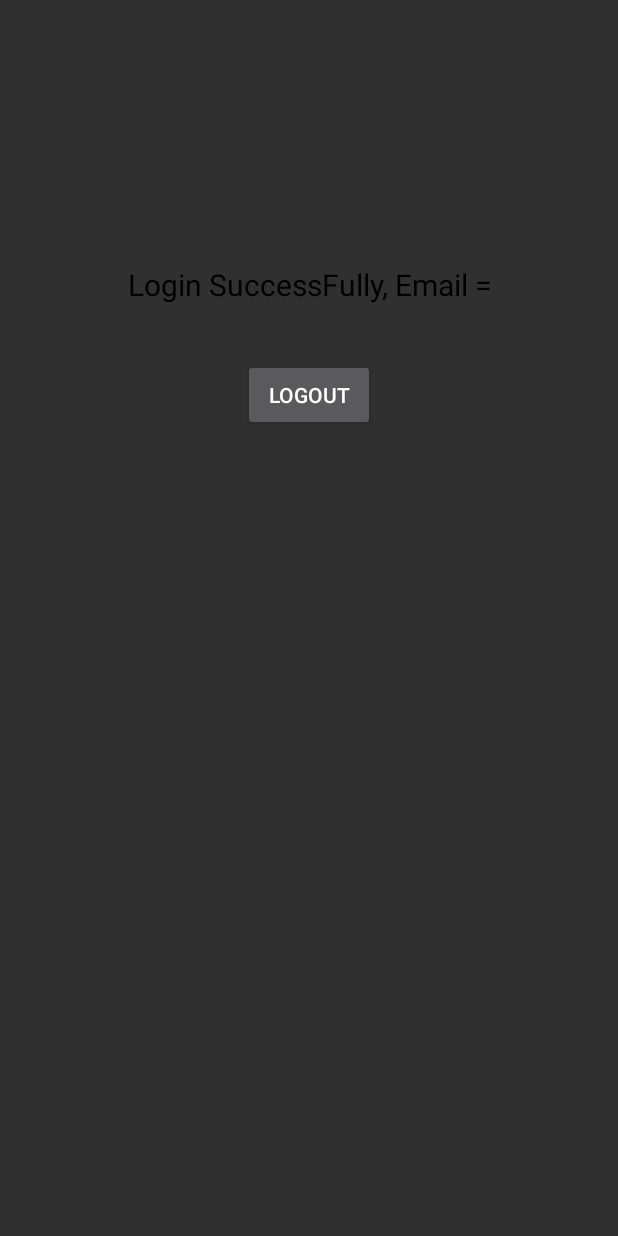
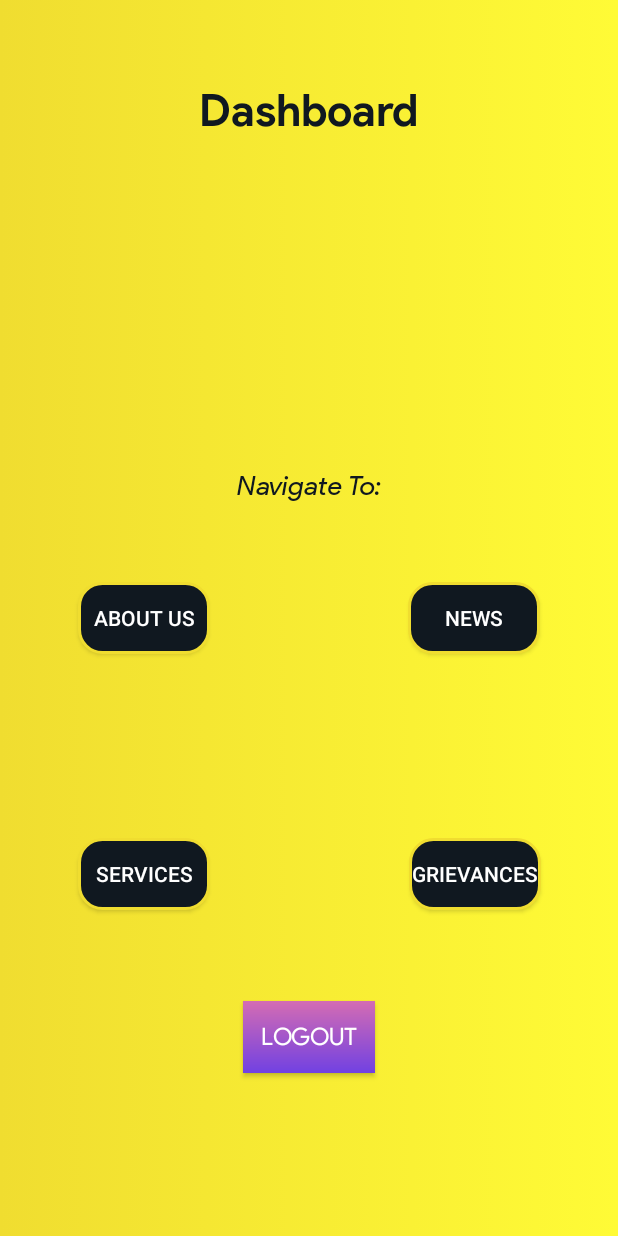
Before and after one commit to the-rebooted-coder/GAIL-Officer-s-Association, an Android app: the layout activity_dashboard.xml on its own in the app's theme, with its tools: preview values and no code run, on a phone screen of 412 x 824 dp. Run offline under Robolectric (Android 15) with nearby library versions, the phone set to English and light mode, and no system bars.

Commit message:
Added the Main DashBoard

```diff
--- a/app/build.gradle
+++ b/app/build.gradle
@@ -35,4 +35,5 @@ dependencies {
     testImplementation 'junit:junit:4.12'
     androidTestImplementation 'androidx.test.ext:junit:1.1.1'
     androidTestImplementation 'androidx.test.espresso:espresso-core:3.2.0'
+    implementation 'com.android.support.constraint:constraint-layout:1.1.3'
 }
--- a/app/src/main/java/com/aaxena/gailofficersassociation/Getter.java
+++ b/app/src/main/java/com/aaxena/gailofficersassociation/Getter.java
@@ -47,7 +47,6 @@ public class Getter extends AppCompatActivity {
                             saveData();
                         Intent i = new Intent(Getter.this, Email.class);
                         startActivity(i);
-                        finish();
                         }
                     }, timeout);
                 }
--- a/app/src/main/java/com/aaxena/gailofficersassociation/SplashScreen.java
+++ b/app/src/main/java/com/aaxena/gailofficersassociation/SplashScreen.java
@@ -35,7 +35,7 @@ public class SplashScreen extends AppCompatActivity {
                 public void run() {
                     Vibrator v = (Vibrator) getSystemService(Context.VIBRATOR_SERVICE);
                     v.vibrate(35);
-                    Intent i=new Intent(SplashScreen.this,Email.class);
+                    Intent i=new Intent(SplashScreen.this,Dashboard.class);
                     startActivity(i);
                     finish();
                 }
--- a/app/src/main/res/layout/activity_dashboard.xml
+++ b/app/src/main/res/layout/activity_dashboard.xml
@@ -1,31 +1,133 @@
 <?xml version="1.0" encoding="utf-8"?>
-<RelativeLayout xmlns:android="http://schemas.android.com/apk/res/android"
+<androidx.constraintlayout.widget.ConstraintLayout xmlns:android="http://schemas.android.com/apk/res/android"
+    xmlns:app="http://schemas.android.com/apk/res-auto"
     xmlns:tools="http://schemas.android.com/tools"
-    android:id="@+id/activity_dashboard"
+    android:id="@+id/myflow"
     android:layout_width="match_parent"
     android:layout_height="match_parent"
-    tools:context="com.aaxena.gailofficersassociation.Dashboard">
+    android:background="@drawable/animation_list"
+    android:keepScreenOn="true"
+    tools:context=".Dashboard">
+    <TextView
+        android:id="@+id/textView7"
+        android:layout_width="wrap_content"
+        android:layout_height="wrap_content"
+        android:fontFamily="@font/productsansitalic"
+        android:text="@string/navigate_to"
+        android:textAlignment="center"
+        android:textColor="@color/intro_title_color"
+        android:textSize="18sp"
+        app:layout_constraintBottom_toBottomOf="parent"
+        app:layout_constraintEnd_toEndOf="parent"
+        app:layout_constraintStart_toStartOf="parent"
+        app:layout_constraintTop_toTopOf="parent"
+        app:layout_constraintVertical_bias="0.39" />
 
+    <Button
+        android:id="@+id/about"
+        android:layout_width="wrap_content"
+        android:layout_height="wrap_content"
+        android:background="@drawable/box"
+        android:text="@string/about_us"
+        app:layout_constraintBottom_toBottomOf="parent"
+        app:layout_constraintEnd_toEndOf="parent"
+        app:layout_constraintHorizontal_bias="0.16"
+        app:layout_constraintStart_toStartOf="parent"
+        app:layout_constraintTop_toTopOf="parent" />
+
+    <Button
+        android:id="@+id/services"
+        android:layout_width="wrap_content"
+        android:layout_height="wrap_content"
+        android:background="@drawable/box"
+        android:text="@string/services"
+        app:layout_constraintBottom_toBottomOf="parent"
+        app:layout_constraintEnd_toEndOf="parent"
+        app:layout_constraintHorizontal_bias="0.16"
+        app:layout_constraintStart_toStartOf="parent"
+        app:layout_constraintTop_toTopOf="parent"
+        app:layout_constraintVertical_bias="0.72" />
+
+    <Button
+        android:id="@+id/grievances"
+        android:layout_width="wrap_content"
+        android:layout_height="wrap_content"
+        android:background="@drawable/box"
+        android:text="@string/griviances"
+        app:layout_constraintBottom_toBottomOf="parent"
+        app:layout_constraintEnd_toEndOf="parent"
+        app:layout_constraintHorizontal_bias="0.842"
+        app:layout_constraintStart_toStartOf="parent"
+        app:layout_constraintTop_toTopOf="parent"
+        app:layout_constraintVertical_bias="0.72" />
+
+    <Button
+        android:id="@+id/activities"
+        android:layout_width="wrap_content"
+        android:layout_height="wrap_content"
+        android:background="@drawable/box"
+        android:text="@string/news"
+        app:layout_constraintBottom_toBottomOf="parent"
+        app:layout_constraintEnd_toEndOf="parent"
+        app:layout_constraintHorizontal_bias="0.84"
+        app:layout_constraintStart_toStartOf="parent"
+        app:layout_constraintTop_toTopOf="parent" />
 
     <TextView
-        android:text="Login SuccessFully, Email ="
+        android:id="@+id/namehello"
         android:layout_width="wrap_content"
         android:layout_height="wrap_content"
-        android:gravity="center"
-        android:textSize="20dp"
-        android:textColor="#000"
-        android:id="@+id/textView1"
-        android:layout_alignParentTop="true"
-        android:layout_centerHorizontal="true"
-        android:layout_marginTop="176dp" />
+        android:fontFamily="@font/productsans"
+        android:textColor="@color/intro_title_color"
+        android:textSize="22sp"
+        app:layout_constraintBottom_toBottomOf="parent"
+        app:layout_constraintEnd_toEndOf="parent"
+        app:layout_constraintHorizontal_bias="0.2"
+        app:layout_constraintStart_toStartOf="parent"
+        app:layout_constraintTop_toTopOf="parent"
+        app:layout_constraintVertical_bias="0.19999999" />
+
+    <TextView
+        android:id="@+id/textView6"
+        android:layout_width="wrap_content"
+        android:layout_height="wrap_content"
+        android:fontFamily="@font/productsansbold"
+        android:text="@string/dashboard"
+        android:textColor="@color/intro_title_color"
+        android:textSize="29sp"
+        app:layout_constraintBottom_toBottomOf="parent"
+        app:layout_constraintEnd_toEndOf="parent"
+        app:layout_constraintStart_toStartOf="parent"
+        app:layout_constraintTop_toTopOf="parent"
+        app:layout_constraintVertical_bias="0.06999999" />
 
     <Button
-        android:text="LOGOUT"
+        android:id="@+id/button1"
         android:layout_width="wrap_content"
         android:layout_height="wrap_content"
-        android:layout_below="@+id/textView1"
         android:layout_centerHorizontal="true"
-        android:layout_marginTop="36dp"
-        android:id="@+id/button1" />
+        android:background="@drawable/color4"
+        android:fontFamily="@font/productsans"
+        android:text="@string/logout"
+        android:textSize="16sp"
+        app:layout_constraintBottom_toBottomOf="parent"
+        app:layout_constraintEnd_toEndOf="parent"
+        app:layout_constraintStart_toStartOf="parent"
+        app:layout_constraintTop_toTopOf="parent"
+        app:layout_constraintVertical_bias="0.86" />
 
-</RelativeLayout>
+    <TextView
+        android:id="@+id/emailhello"
+        android:layout_width="wrap_content"
+        android:layout_height="wrap_content"
+        android:fontFamily="@font/productsans"
+        android:textColor="@color/intro_title_color"
+        android:textSize="22sp"
+        app:layout_constraintBottom_toBottomOf="parent"
+        app:layout_constraintEnd_toEndOf="parent"
+        app:layout_constraintHorizontal_bias="0.2"
+        app:layout_constraintStart_toStartOf="parent"
+        app:layout_constraintTop_toTopOf="parent"
+        app:layout_constraintVertical_bias="0.25" />
+
+</androidx.constraintlayout.widget.ConstraintLayout>
--- a/app/src/main/res/values/strings.xml
+++ b/app/src/main/res/values/strings.xml
@@ -47,6 +47,7 @@
     <string name="enter_your_gail_email">Enter Your GAIL Email</string>
     <string name="enter_a_password">Enter a Password</string>
     <string name="register">Register</string>
+    <string name="logout">Logout</string>
 
 
     <!--Array for About Us Category-->
```
Also changed, not shown: app/src/main/java/com/aaxena/gailofficersassociation/Dashboard.java (+81 -13 lines), app/src/main/java/com/aaxena/gailofficersassociation/Email.java (+5 -2 lines), app/src/main/java/com/aaxena/gailofficersassociation/RegisterActivity.java (+11 -0 lines), 1 other file.
